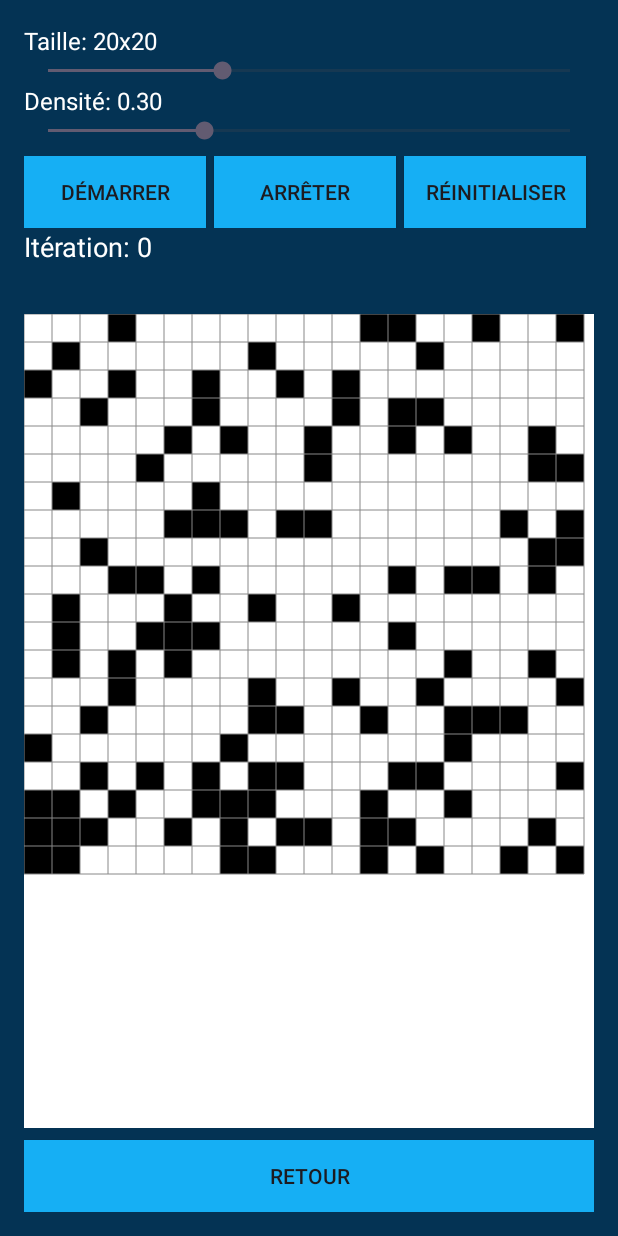
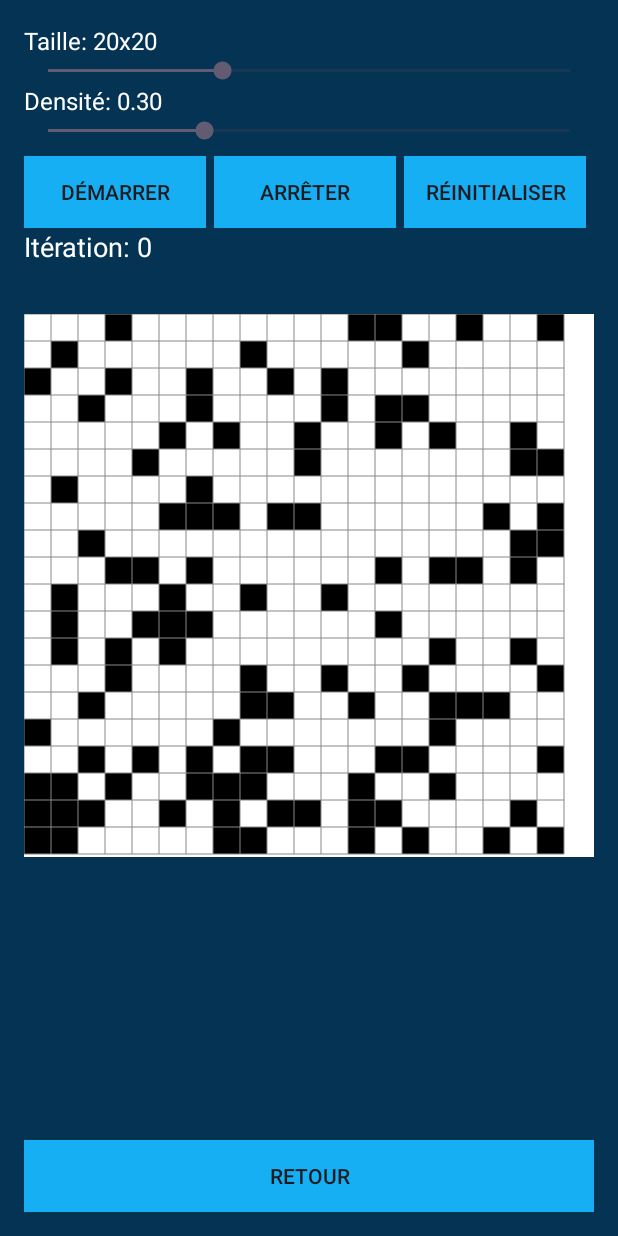
Before and after one commit to fafare56/projet_dev_mobile, an Android app: the JeuVie screen opened directly, with no data from a screen before it, on a phone screen of 412 x 824 dp. Run offline under Robolectric (Android 15) with nearby library versions, the phone set to English and light mode, and no system bars.

Commit message:
ameliore jeudelavie

```diff
--- a/app/src/main/res/layout/jeu_vie.xml
+++ b/app/src/main/res/layout/jeu_vie.xml
@@ -100,8 +100,15 @@
             android:layout_width="match_parent"
             android:layout_height="436dp"
             android:layout_marginTop="@dimen/spacing_medium"
-            android:layout_weight="50"
+            android:layout_weight="40"
             android:background="@color/white" />
+
+        <TextView
+            android:layout_width="0dp"
+            android:layout_height="273dp"
+
+            android:layout_weight="50">
+        </TextView>
 
         <!-- Nouveau bouton en bas de la page -->
         <androidx.appcompat.widget.AppCompatButton
```
